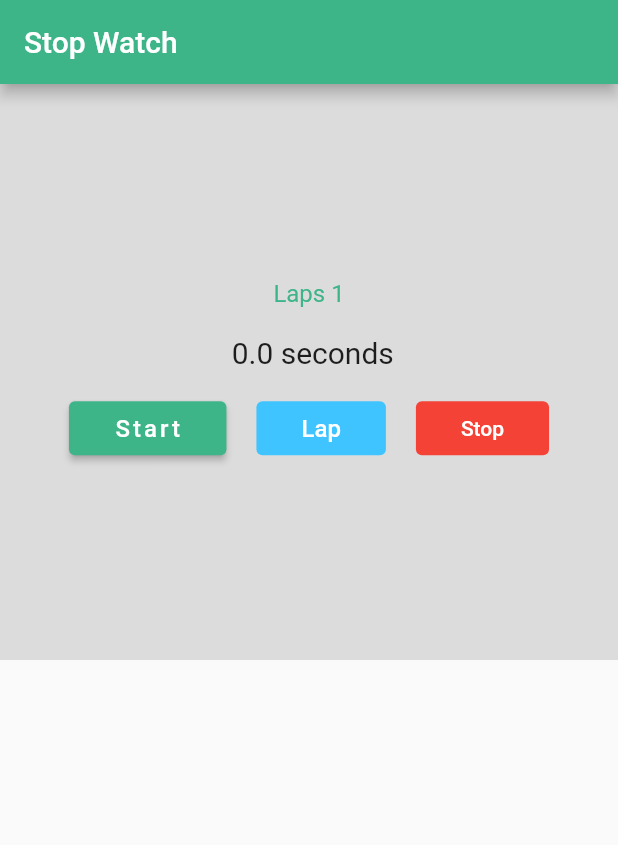
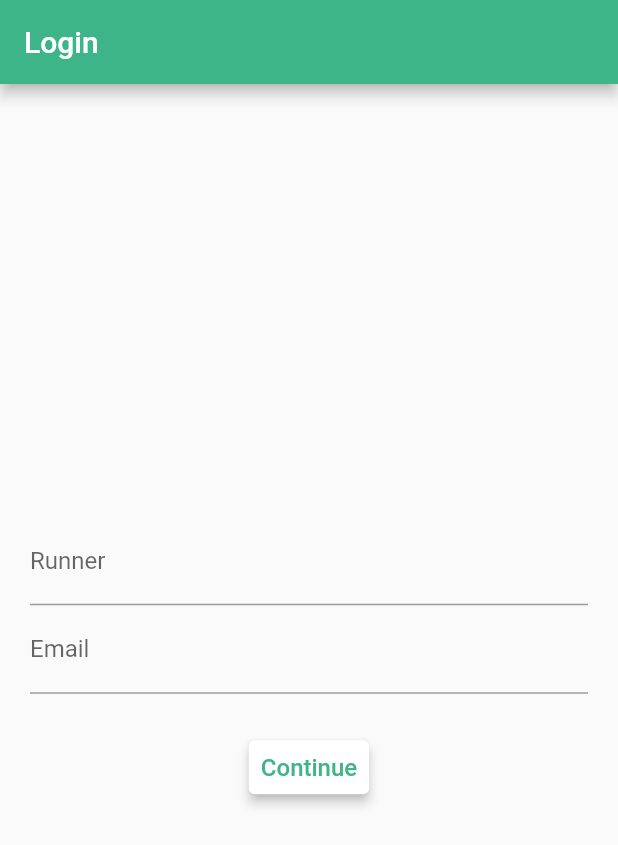
Before and after one commit to DARK-PROGRAMMER-I/stop_watch, a Flutter app: the screen it shows after launch, on a phone screen of 412 x 824 dp. Shown: the top 845 px of the screen. Run offline on Flutter 3.47's test engine with Material 2 defaults, Android fonts, the phone set to English and light mode, and no system bars.

Commit message:
Stop watch app from book " Flutter Cook Book" * Buttons Added * Added Laps * Build List Of Laps * Login Form done

```diff
--- a/lib/main.dart
+++ b/lib/main.dart
@@ -1,5 +1,6 @@
 import 'package:flutter/material.dart';
 import 'package:stop_watch/main_classes/stopwatch.dart';
+import 'package:stop_watch/screens/login_screen.dart';
 
 void main() => runApp(StopWatchApp());
 
@@ -11,7 +12,7 @@ class StopWatchApp extends StatelessWidget {
 
     return MaterialApp(
       debugShowCheckedModeBanner: false,
-      home: StopWatch()
+      home: LoginScreen()
     );
   }
 }
--- a/lib/main_classes/stopwatch.dart
+++ b/lib/main_classes/stopwatch.dart
@@ -147,7 +147,8 @@ class StopWatchState extends State<StopWatch>{
       showTrackOnHover: true,
       child: ListView.builder(
           controller: scrollController,
-          cacheExtent: itemsHeight,
+          // cacheExtent: itemsHeight,
+          itemExtent: itemsHeight,
           itemCount: laps.length,
           itemBuilder: (context, index){
             final  miliseconds= laps[index];
--- /dev/null
+++ b/lib/screens/login_screen.dart
@@ -0,0 +1,108 @@
+import 'package:flutter/material.dart';
+class LoginScreen extends StatefulWidget {
+  const LoginScreen({Key? key}) : super(key: key);
+
+  @override
+  _LoginScreenState createState() => _LoginScreenState();
+}
+
+class _LoginScreenState extends State<LoginScreen> {
+  // create a variable to check if the user is already logged in or not
+  bool loggedIn = false;
+  String? name;
+  // Adding Text controllers
+  final _nameController= TextEditingController();
+  final _emailController= TextEditingController();
+  final _formKey = GlobalKey<FormState>();
+
+  @override
+  Widget build(BuildContext context) {
+    return Scaffold(
+      appBar: AppBar(
+        title: Text("Login"),
+        backgroundColor: Color(0xff3eb489),
+      ),
+      body: Center(
+        child: loggedIn ?  _buildSuccess(): _buildLoginForm(), //
+      ),
+    );
+  }
+
+  Widget _buildSuccess() {
+    return Column(
+      mainAxisAlignment: MainAxisAlignment.center,
+      children: [
+        Icon(Icons.check_circle_outline, color: Color(0xff3eb489),),
+        SizedBox(height: 10,),
+        Text("Hi $name"),
+      ],
+    );
+  }
+  Widget _buildLoginForm(){
+    return Form(
+        key: _formKey,
+        child: Padding(
+          padding: EdgeInsets.all(20),
+          child: Column(
+            mainAxisAlignment: MainAxisAlignment.center,
+            children: [
+              TextFormField( // for user name
+                // keyboardType: TextInputType.emailAddress,
+                controller: _nameController,
+                decoration: InputDecoration(
+                  label: Text('Runner'),
+                ),
+                validator: (text) => text!.isEmpty ? 'please enter runner\'s name!' : null,
+              ),
+
+              TextFormField(
+                keyboardType: TextInputType.emailAddress,
+                controller: _emailController,
+                decoration: InputDecoration(
+                  labelText: "Email",
+                ),
+                validator: (text) {
+                  if(text!.isEmpty){
+                    return 'please enter email!';
+                  }
+                  // here we will define regrex expression
+                  final regrex = RegExp('[^@]+@[^\.]+\..+');
+                  if(!regrex.hasMatch(text)){
+                    return 'enter valid email!';
+                  }
+
+                 return null;
+                },
+              ),
+
+              // here we will create a button for validation
+              SizedBox(height: 25,),
+              TextButton(
+                  onPressed: _validate,
+                  child: Text('Continue', style: TextStyle(fontSize: 16, color: Color(0xff3eb489)),),
+                style: ButtonStyle(
+                  foregroundColor: MaterialStateProperty.all(Color(0xff3eb489)),
+                  backgroundColor: MaterialStateProperty.all(Colors.white),
+                  elevation: MaterialStateProperty.all(3)
+                ),
+
+              )
+            ],
+          ),
+        ),
+
+    );
+  }
+
+  void _validate() {
+    final form = _formKey.currentState;
+    if(!form!.validate()){
+      return;
+    }
+
+    setState(() {
+      loggedIn = true;
+      name = _nameController.text;
+    });
+  }
+}
```
